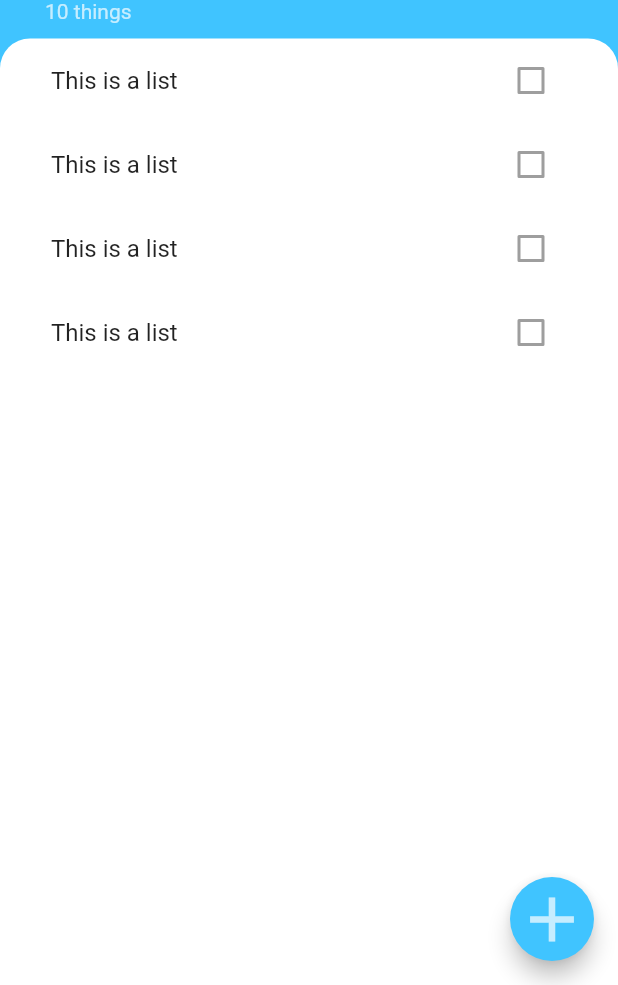
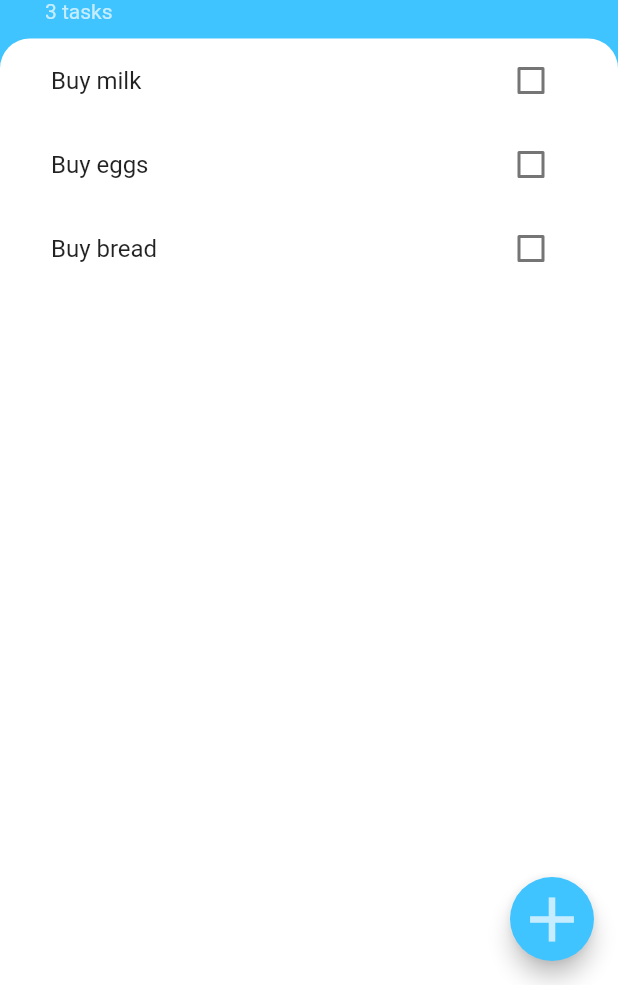
Before and after one commit to CodeHermyt/Todoey, a Flutter app: the screen it shows after launch, on a phone screen of 412 x 824 dp, the part 251-1236 px from its top. Run offline on Flutter 3.47's test engine with Material 2 defaults, Android fonts, the phone set to English and light mode, and no system bars.

Commit message:
All features added

```diff
--- a/lib/Screens/task_screen.dart
+++ b/lib/Screens/task_screen.dart
@@ -1,6 +1,8 @@
 import 'package:flutter/material.dart';
+import 'package:todoey/model/task_data.dart';
 import 'package:todoey/widgets/task_list.dart';
 import 'add_task_screen.dart';
+import 'package:provider/provider.dart';
 
 class TasksScreen extends StatelessWidget {
   @override
@@ -55,7 +57,7 @@ class TasksScreen extends StatelessWidget {
                     ),
                   ),
                   Text(
-                    "10 things",
+                    "${Provider.of<TaskData>(context).alltasks.length} tasks",
                     style: TextStyle(
                       color: Colors.white70,
                     ),
--- a/lib/main.dart
+++ b/lib/main.dart
@@ -1,15 +1,20 @@
 import 'package:flutter/material.dart';
 import 'package:flutter/widgets.dart';
+import 'package:todoey/model/task_data.dart';
 import 'Screens/task_screen.dart';
+import 'package:provider/provider.dart';
 
 void main() => runApp(MyApp());
 
 class MyApp extends StatelessWidget {
   @override
   Widget build(BuildContext context) {
-    return MaterialApp(
-      debugShowCheckedModeBanner: false,
-      home: TasksScreen(),
+    return ChangeNotifierProvider.value(
+      value: TaskData(),
+      child: MaterialApp(
+        debugShowCheckedModeBanner: false,
+        home: TasksScreen(),
+      ),
     );
   }
 }
--- /dev/null
+++ b/lib/model/task.dart
@@ -0,0 +1,9 @@
+class Task {
+  final String name;
+  bool isDone;
+  Task({this.name, this.isDone = false});
+
+  void toggleDone() {
+    isDone = !isDone;
+  }
+}
--- /dev/null
+++ b/lib/model/task_data.dart
@@ -0,0 +1,29 @@
+import 'package:flutter/widgets.dart';
+import 'package:todoey/model/task.dart';
+
+class TaskData extends ChangeNotifier {
+  List<Task> _tasks = [
+    Task(name: 'Buy milk'),
+    Task(name: 'Buy eggs'),
+    Task(name: 'Buy bread'),
+  ];
+
+  void addTask(Task task) {
+    _tasks.add(task);
+    notifyListeners();
+  }
+
+  List<Task> get alltasks => [..._tasks];
+
+  void deleteTask(Task task) {
+    _tasks.removeWhere((t) => t == task);
+    notifyListeners();
+  }
+
+  void taskToggle(Task task) {
+    int index = _tasks.indexWhere((element) => element == task);
+    Task ta = _tasks[index];
+    ta.toggleDone();
+    notifyListeners();
+  }
+}
--- a/lib/widgets/task_list.dart
+++ b/lib/widgets/task_list.dart
@@ -1,16 +1,23 @@
 import 'package:flutter/material.dart';
+import 'package:provider/provider.dart';
+import 'package:todoey/model/task.dart';
+import 'package:todoey/model/task_data.dart';
 import 'task_tile.dart';
 
-class TasksList extends StatelessWidget {
+class TasksList extends StatefulWidget {
+  @override
+  _TasksListState createState() => _TasksListState();
+}
+
+class _TasksListState extends State<TasksList> {
   @override
   Widget build(BuildContext context) {
-    return ListView(
-      children: [
-        TaskTile(),
-        TaskTile(),
-        TaskTile(),
-        TaskTile(),
-      ],
+    List<Task> tasks = Provider.of<TaskData>(context, listen: false).alltasks;
+    return ListView.builder(
+      itemCount: tasks.length,
+      itemBuilder: (context, index) {
+        return TaskTile(tasks[index]);
+      },
     );
   }
 }
--- a/lib/widgets/task_tile.dart
+++ b/lib/widgets/task_tile.dart
@@ -1,12 +1,38 @@
 import 'package:flutter/material.dart';
+import 'package:provider/provider.dart';
+import 'package:todoey/model/task.dart';
+import 'package:todoey/model/task_data.dart';
 
-class TaskTile extends StatelessWidget {
+class TaskTile extends StatefulWidget {
+  final Task task;
+  const TaskTile(this.task);
+  @override
+  _TaskTileState createState() => _TaskTileState();
+}
+
+class _TaskTileState extends State<TaskTile> {
+  bool isChecked = false;
   @override
   Widget build(BuildContext context) {
     return ListTile(
-      title: Text("This is a list"),
+      title: Text(
+        widget.task.name,
+        style: TextStyle(
+          decoration: widget.task.isDone
+              ? TextDecoration.lineThrough
+              : TextDecoration.none,
+        ),
+      ),
       trailing: Checkbox(
-        value: false,
+        value: isChecked,
+        activeColor: Colors.lightBlueAccent,
+        onChanged: (newValue) {
+          setState(() {
+            isChecked = newValue;
+            Provider.of<TaskData>(context, listen: false)
+                .taskToggle(widget.task);
+          });
+        },
       ),
     );
   }
```
Also changed, not shown: lib/Screens/add_task_screen.dart (+34 -2 lines), pubspec.yaml (+1 -9 lines), pubspec.lock.
